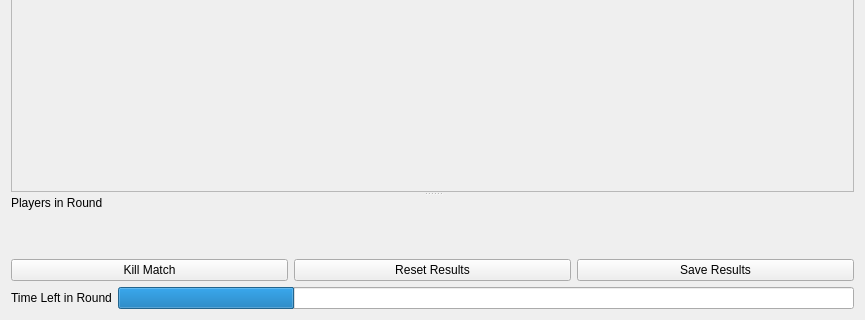
SquireTournamentServices/SquireDesktop, file src/ui/tournament/roundviewwidget.ui: the form before one commit; both pictures show x 0 to 865 and y 267 to 587 of the 865 by 587 pixel window.
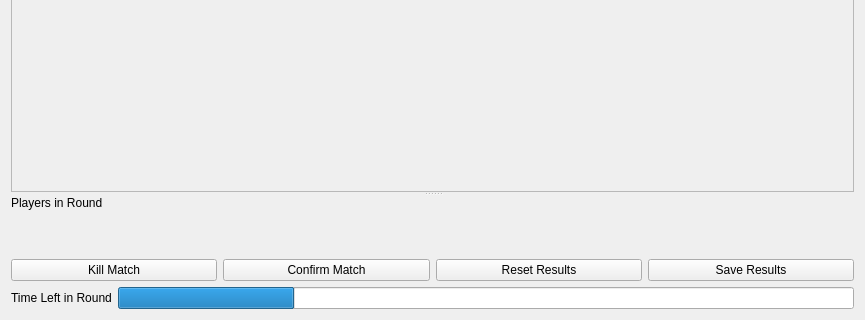
The form after the commit. Icons and pictures are not drawn.

Commit message: feat: added confirm match button

```diff
--- a/src/ui/tournament/roundviewwidget.ui
+++ b/src/ui/tournament/roundviewwidget.ui
@@ -196,6 +196,16 @@
        </property>
       </widget>
      </item>
+     <item>
+      <widget class="QPushButton" name="confirmMatch">
+       <property name="text">
+        <string>Confirm Match</string>
+       </property>
+       <property name="icon">
+        <iconset theme="go-jump"/>
+       </property>
+      </widget>
+     </item>
      <item>
       <widget class="QPushButton" name="resetResults">
        <property name="text">
```
Left out of the diff: 2 changed lines with no effect on the pictures. The commit also changes 3 other files.
